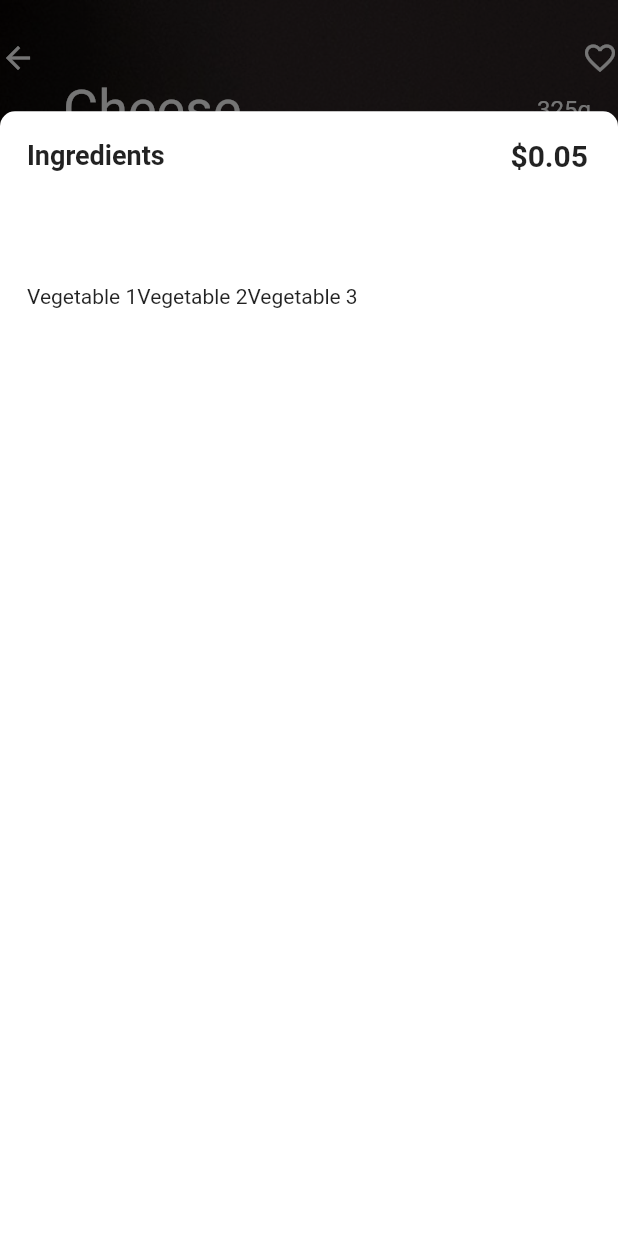
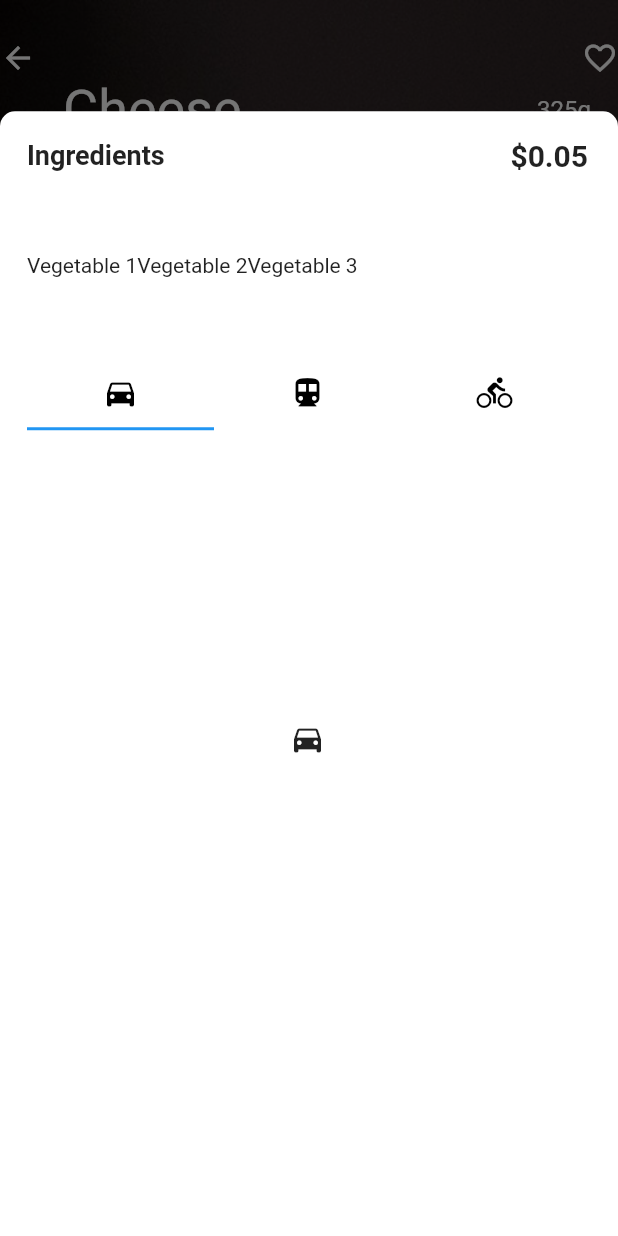
Before and after one commit to JoelEspinal/burger_app, a Flutter app: the screen it shows after launch, after a tap on the "expand less" icon, on a phone screen of 412 x 824 dp. Run offline on Flutter 3.47's test engine with Material 2 defaults, Android fonts, the light colour scheme and no system bars.

Commit message:
:lipstick: Change sheet children height

```diff
--- a/lib/ui/ingredients/ingredients_sheet.dart
+++ b/lib/ui/ingredients/ingredients_sheet.dart
@@ -1,3 +1,4 @@
+import 'package:burger_app/ui/ingredients/ingredients_widget.dart';
 import 'package:flutter/material.dart';
 
 class IngredientSheet extends StatelessWidget {
@@ -13,8 +14,8 @@ class IngredientSheet extends StatelessWidget {
         right: 20.0,
       ),
       child: Container(
-        height: _height,
         width: double.infinity,
+        height: _height * 0.10,
         child: Column(
           children: <Widget>[
             Row(
@@ -38,7 +39,7 @@ class IngredientSheet extends StatelessWidget {
             ),
             Container(
               width: double.infinity,
-              height: (_height * 0.20),
+              height: (_height * 0.15),
               child: Row(
                 children: <Widget>[
                   Text("Vegetable 1"),
@@ -47,6 +48,7 @@ class IngredientSheet extends StatelessWidget {
                 ],
               ),
             ),
+            IngredientWidget(),
           ],
         ),
       ),
```
